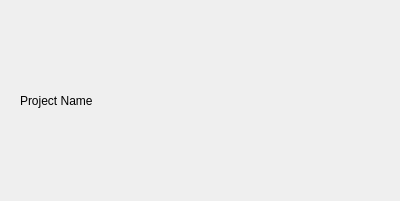
Above: src/components/project-preview/projectpreview.ui from RapidWebForge/RapidWebForgeApp before the change. Below: the same form after it.
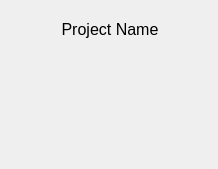
That is the form after the change. Icons and pictures are not drawn.

Commit message: fix(projects-panel): correct button alignment issues and adjust spacing

Diff of the .ui file:
```diff
--- a/src/components/project-preview/projectpreview.ui
+++ b/src/components/project-preview/projectpreview.ui
@@ -6,8 +6,8 @@
    <rect>
     <x>0</x>
     <y>0</y>
-    <width>400</width>
-    <height>201</height>
+    <width>218</width>
+    <height>169</height>
    </rect>
   </property>
   <property name="windowTitle">
@@ -16,21 +16,58 @@
   <widget class="QWidget" name="verticalLayoutWidget">
    <property name="geometry">
     <rect>
-     <x>20</x>
-     <y>20</y>
-     <width>361</width>
-     <height>161</height>
+     <x>0</x>
+     <y>0</y>
+     <width>220</width>
+     <height>174</height>
     </rect>
    </property>
    <layout class="QVBoxLayout" name="verticalLayout">
     <item>
-     <layout class="QGridLayout" name="gridLayout"/>
+     <layout class="QGridLayout" name="gridLayout">
+      <property name="verticalSpacing">
+       <number>0</number>
+      </property>
+      <item row="0" column="0">
+       <widget class="QLabel" name="label">
+        <property name="sizePolicy">
+         <sizepolicy hsizetype="Preferred" vsizetype="Fixed">
+          <horstretch>0</horstretch>
+          <verstretch>0</verstretch>
+         </sizepolicy>
+        </property>
+        <property name="maximumSize">
+         <size>
+          <width>16777210</width>
+          <height>16777215</height>
+         </size>
+        </property>
+        <property name="text">
+         <string/>
+        </property>
+        <property name="pixmap">
+         <pixmap resource="../../resources/resources.qrc">:/images/grupo.png</pixmap>
+        </property>
+        <property name="alignment">
+         <set>Qt::AlignmentFlag::AlignCenter</set>
+        </property>
+       </widget>
+      </item>
+     </layout>
     </item>
     <item>
-     <widget class="QLabel" name="label">
+     <widget class="QLabel" name="labelProject">
+      <property name="font">
+       <font>
+        <pointsize>12</pointsize>
+       </font>
+      </property>
       <property name="text">
        <string>Project Name</string>
       </property>
+      <property name="alignment">
+       <set>Qt::AlignmentFlag::AlignHCenter|Qt::AlignmentFlag::AlignTop</set>
+      </property>
      </widget>
     </item>
    </layout>
```
Left out of the diff: 5 changed lines with no effect on the pictures. The commit also changes 7 other files.
